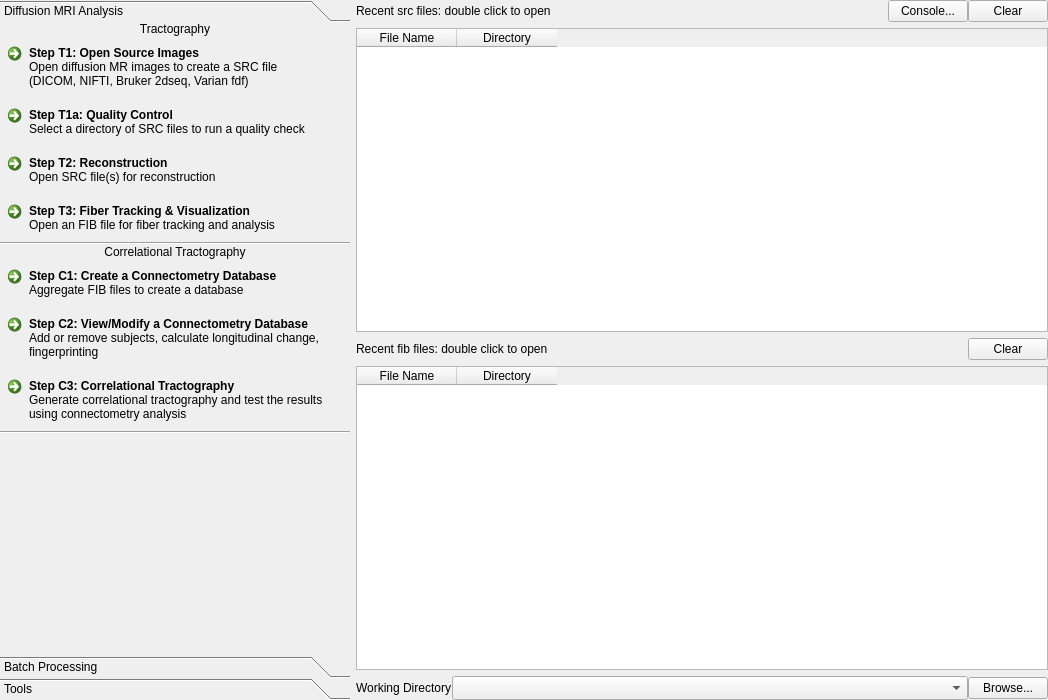
Above: mainwindow.ui from frankyeh/DSI-Studio before the change. Below: the same form after it.
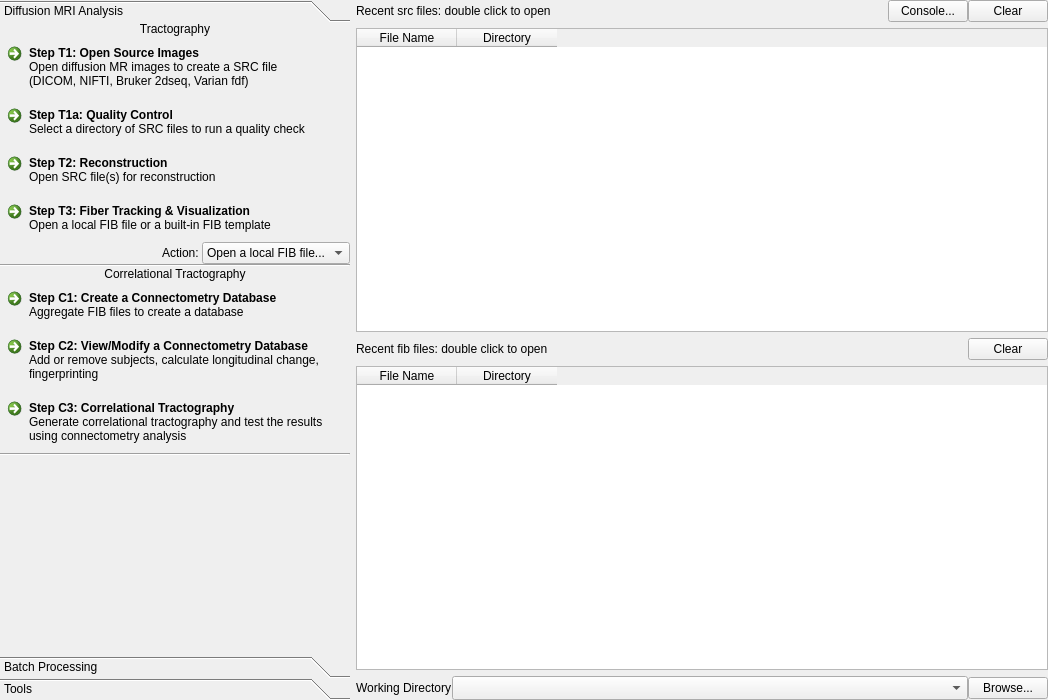
That is the form after the change. The open tabs and pages were chosen to show the change. Icons and pictures are not drawn.

Commit message: add common tracking frameworks

The edit to the form file:
```diff
--- a/mainwindow.ui
+++ b/mainwindow.ui
@@ -156,11 +156,51 @@
            <string>Step T3: Fiber Tracking &amp;&amp; Visualization</string>
           </property>
           <property name="description">
-           <string>Open an FIB file for fiber tracking and analysis
-</string>
+           <string>Open a local FIB file or a built-in FIB template</string>
           </property>
          </widget>
         </item>
+        <item>
+         <layout class="QHBoxLayout" name="horizontalLayout_7">
+          <property name="spacing">
+           <number>0</number>
+          </property>
+          <property name="leftMargin">
+           <number>35</number>
+          </property>
+          <property name="topMargin">
+           <number>0</number>
+          </property>
+          <item>
+           <widget class="QLabel" name="label_13">
+            <property name="sizePolicy">
+             <sizepolicy hsizetype="Expanding" vsizetype="Preferred">
+              <horstretch>0</horstretch>
+              <verstretch>0</verstretch>
+             </sizepolicy>
+            </property>
+            <property name="text">
+             <string>Action: </string>
+            </property>
+            <property name="alignment">
+             <set>Qt::AlignRight|Qt::AlignTrailing|Qt::AlignVCenter</set>
+            </property>
+           </widget>
+          </item>
+          <item>
+           <widget class="QComboBox" name="fib_action">
+            <property name="sizeAdjustPolicy">
+             <enum>QComboBox::AdjustToContents</enum>
+            </property>
+            <item>
+             <property name="text">
+              <string>Open a local FIB file...</string>
+             </property>
+            </item>
+           </widget>
+          </item>
+         </layout>
+        </item>
         <item>
          <widget class="Line" name="line_4">
           <property name="orientation">
```
Left out of the diff: 5 changed lines with no effect on the pictures. The commit also changes 1 other file.
